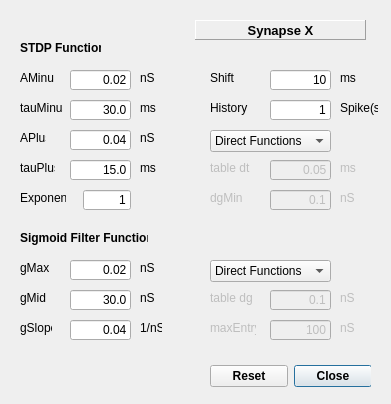
This is src/gui/STDPDlg.ui in CompEphys-team/stdpc as Qt 5 draws it before an edit. The edited form follows.
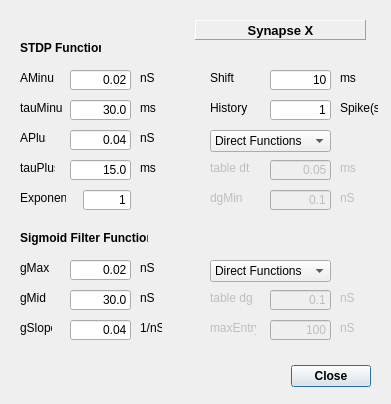
This is the edited form.

Commit message: Removed obsolete STDP dialog reset button

```diff
--- a/src/gui/STDPDlg.ui
+++ b/src/gui/STDPDlg.ui
@@ -32,7 +32,7 @@
     <enum>Qt::Horizontal</enum>
    </property>
    <property name="standardButtons">
-    <set>QDialogButtonBox::Close|QDialogButtonBox::Reset</set>
+    <set>QDialogButtonBox::Close</set>
    </property>
   </widget>
   <widget class="QLabel" name="synSTDPLabel">
```
